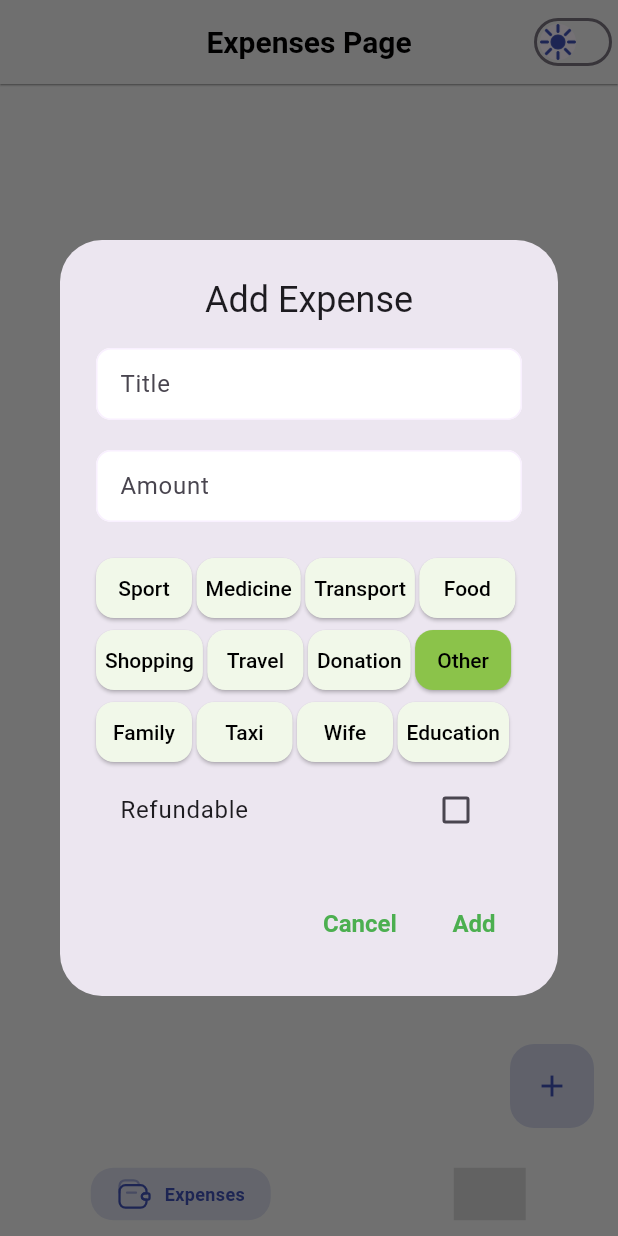
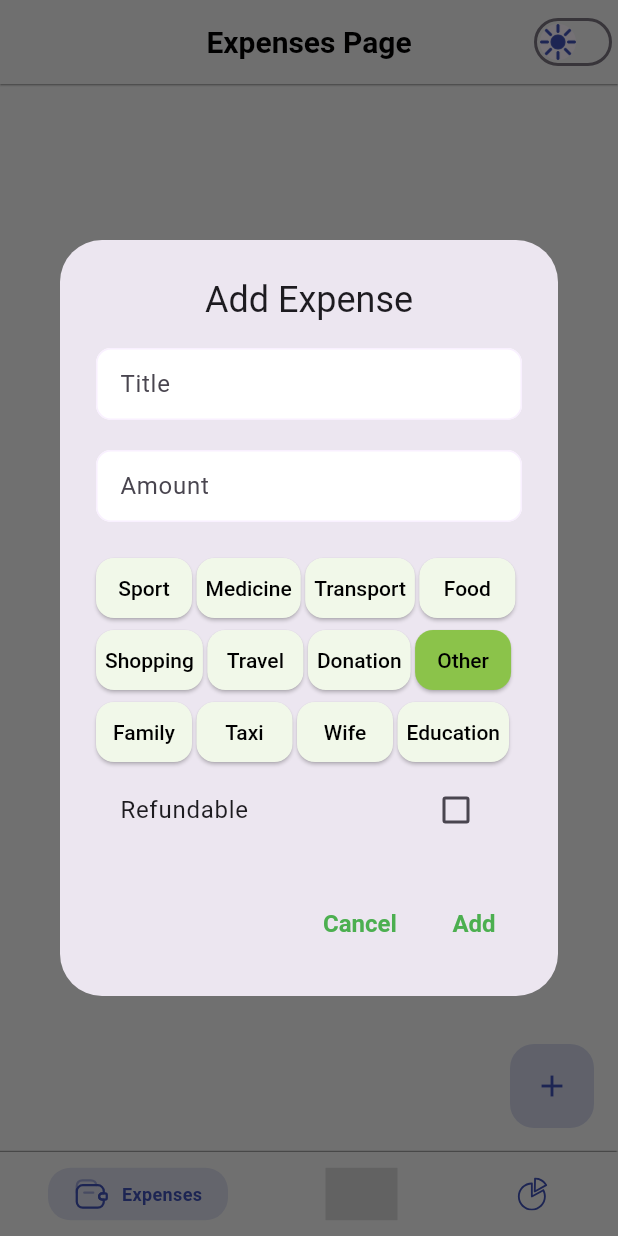
Before and after one commit to shaymardanov9704/my_finance, a Flutter app: the screen it shows after launch, after a tap on the "add" icon, on a phone screen of 412 x 824 dp. Run offline on Flutter 3.47's test engine with Material 2 defaults, Android fonts, the phone set to English and light mode, and no system bars; drawn by our look-alikes of persistent_bottom_nav_bar; our stand-ins replace flutter_svg, google_fonts, hive, hive_flutter; accounts and stored records are empty.

Commit message:
add statistic page

```diff
--- a/lib/core/utils/theme_properties.dart
+++ b/lib/core/utils/theme_properties.dart
@@ -87,7 +87,7 @@ class ThemeProperties {
   static final darkIcon = IconThemeData(color: AppColors.white);
 
   static final darkAppBar = AppBarTheme(
-    elevation: 0.1,
+    elevation: 0.5,
     centerTitle: true,
     shadowColor: AppColors.background,
     backgroundColor: AppColors.darkBackground,
@@ -101,6 +101,7 @@ class ThemeProperties {
 
   static final darkBottomAppBar = BottomAppBarTheme(
     elevation: 0.5,
+
     shadowColor: AppColors.background,
   );
 
--- a/lib/features/debts/presentation/pages/debts_page.dart
+++ b/lib/features/debts/presentation/pages/debts_page.dart
@@ -33,13 +33,6 @@ class _DebtsPageState extends State<DebtsPage> {
 
   @override
   Widget build(BuildContext context) => Scaffold(
-        appBar: AppBar(
-          title: const Text(kDebtsPage),
-          centerTitle: true,
-          actions: const [
-            CustomSwitchThemeWidget(),
-          ],
-        ),
         body: ValueListenableBuilder<Box<Debt>>(
           valueListenable: DebtsBox.getDebts().listenable(),
           builder: (context, box, _) {
--- a/lib/features/expenses/presentation/pages/expenses_page.dart
+++ b/lib/features/expenses/presentation/pages/expenses_page.dart
@@ -34,12 +34,6 @@ class _ExpensesPageState extends State<ExpensesPage> {
 
   @override
   Widget build(BuildContext context) => Scaffold(
-        appBar: AppBar(
-          title: const Text(kExpensesPage),
-          actions: const [
-            CustomSwitchThemeWidget(),
-          ],
-        ),
         body: ValueListenableBuilder<Box<Expense>>(
           valueListenable: ExpensesBox.getExpenses().listenable(),
           builder: (context, box, _) {
--- a/lib/features/skeleton/provider/theme_provider.dart
+++ b/lib/features/skeleton/provider/theme_provider.dart
@@ -12,7 +12,6 @@ class ThemeProvider extends ChangeNotifier {
   }
 
   Future<void> _initHive() async {
-    await Hive.initFlutter();
     _themeBox = await Hive.openBox(kThemeBox);
     final themeIndex = _themeBox.get(kCurrentTheme, defaultValue: 0);
     _currentTheme = _getThemeFromIndex(themeIndex);
--- a/lib/features/skeleton/skeleton.dart
+++ b/lib/features/skeleton/skeleton.dart
@@ -7,6 +7,8 @@ import 'package:my_finance/core/utils/app_colors.dart';
 import 'package:my_finance/features/debts/presentation/pages/debts_page.dart';
 import 'package:my_finance/features/skeleton/provider/theme_provider.dart';
 import 'package:my_finance/features/expenses/presentation/pages/expenses_page.dart';
+import 'package:my_finance/features/skeleton/widgets/custom_theme_switch_button.dart';
+import 'package:my_finance/features/statistics/statistics_page.dart';
 import 'package:persistent_bottom_nav_bar/persistent_tab_view.dart';
 import 'package:provider/provider.dart';
 
@@ -22,15 +24,32 @@ class _SkeletonState extends State<Skeleton> {
   final List<Widget> _pages = const [
     ExpensesPage(),
     DebtsPage(),
-    // StatisticsPage(),
+    StatisticsPage(),
   ];
+
+  String appBarTitle(int index) {
+    if (index == 0) {
+      return kExpensesPage;
+    } else if (index == 1) {
+      return kDebtsPage;
+    } else {
+      return kStatisticsPage;
+    }
+  }
 
   @override
   Widget build(BuildContext context) {
     final color = context.watch<ThemeProvider>().isDark
         ? AppColors.green
         : AppColors.primary;
-    return PersistentTabView(
+    return Scaffold(
+      appBar: AppBar(
+        title: Text(appBarTitle(_controller.index)),
+        actions: const [
+          CustomSwitchThemeWidget(),
+        ],
+      ),
+      body: PersistentTabView(
         context,
         controller: _controller,
         screens: _pages,
@@ -53,11 +72,34 @@ class _SkeletonState extends State<Skeleton> {
             activeColorPrimary: color,
             inactiveColorPrimary: color,
           ),
+          PersistentBottomNavBarItem(
+            icon: SvgPicture.asset(
+              'assets/icons/statistics.svg',
+              height: 22,
+              color: color,
+            ),
+            title: "Statistics",
+            activeColorPrimary: color,
+            inactiveColorPrimary: color,
+          ),
         ],
+        onItemSelected: (_) => setState(() {}),
         confineInSafeArea: true,
         backgroundColor: context.watch<ThemeProvider>().isDark
             ? AppColors.darkBackground
             : AppColors.background,
+        decoration: NavBarDecoration(
+          boxShadow: [
+            BoxShadow(
+              color: context.watch<ThemeProvider>().isDark
+                  ? AppColors.background
+                  : AppColors.darkBackground,
+              offset: const Offset(-1, 0),
+              blurRadius: 0.1,
+              spreadRadius: 0.2,
+            )
+          ],
+        ),
         resizeToAvoidBottomInset: true,
         hideNavigationBarWhenKeyboardShows: true,
         popAllScreensOnTapOfSelectedTab: true,
@@ -72,6 +114,7 @@ class _SkeletonState extends State<Skeleton> {
           duration: Duration(milliseconds: 200),
         ),
         navBarStyle: NavBarStyle.style9,
+      ),
     );
   }
 }
--- a/lib/features/statistics/statistics_page.dart
+++ b/lib/features/statistics/statistics_page.dart
@@ -11,10 +11,6 @@ class StatisticsPage extends StatefulWidget {
 class _StatisticsPageState extends State<StatisticsPage> {
   @override
   Widget build(BuildContext context) {
-    return Scaffold(
-      appBar: AppBar(
-        title: const Text(kStatisticsPage),
-      ),
-    );
+    return const Scaffold();
   }
 }
```
Lines whose indentation alone changed are shown as unchanged.
